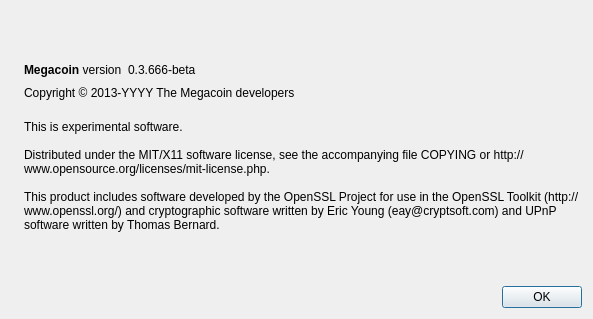
This is src/qt/forms/aboutdialog.ui in LIMXTEC/Megacoin as Qt 5 draws it before an edit. The edited form follows.
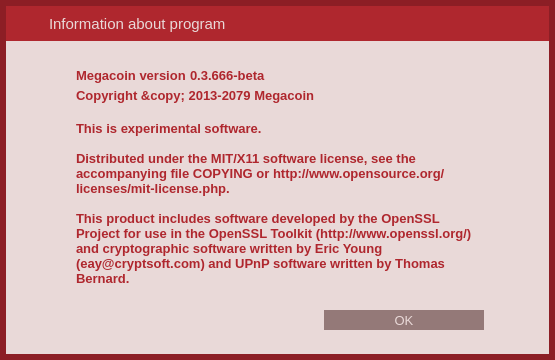
This is the edited form. Icons and pictures are not drawn.

```diff
--- a/src/qt/forms/aboutdialog.ui
+++ b/src/qt/forms/aboutdialog.ui
@@ -6,38 +6,220 @@
    <rect>
     <x>0</x>
     <y>0</y>
-    <width>593</width>
-    <height>319</height>
+    <width>555</width>
+    <height>360</height>
    </rect>
   </property>
+  <property name="minimumSize">
+   <size>
+    <width>555</width>
+    <height>360</height>
+   </size>
+  </property>
+  <property name="maximumSize">
+   <size>
+    <width>555</width>
+    <height>372</height>
+   </size>
+  </property>
   <property name="windowTitle">
    <string>About Megacoin</string>
   </property>
-  <layout class="QHBoxLayout" name="horizontalLayout_2">
+  <property name="styleSheet">
+   <string notr="true">QLabel {
+	color: #AF272E;
+}
+
+QDialog {
+	background-color: rgb(140, 30, 37);
+}
+
+</string>
+  </property>
+  <layout class="QVBoxLayout" name="verticalLayout_2">
+   <property name="spacing">
+    <number>0</number>
+   </property>
+   <property name="margin">
+    <number>6</number>
+   </property>
    <item>
-    <widget class="QLabel" name="label_4">
-     <property name="sizePolicy">
-      <sizepolicy hsizetype="Preferred" vsizetype="Ignored">
-       <horstretch>0</horstretch>
-       <verstretch>0</verstretch>
-      </sizepolicy>
+    <widget class="QFrame" name="frame">
+     <property name="styleSheet">
+      <string notr="true">#frame {
+	background-color: #E9D9D8;
+    border-style:none;
+}</string>
      </property>
-     <property name="pixmap">
-      <pixmap resource="../megacoin.qrc">:/images/about</pixmap>
+     <property name="frameShape">
+      <enum>QFrame::StyledPanel</enum>
      </property>
+     <property name="frameShadow">
+      <enum>QFrame::Raised</enum>
+     </property>
+  <layout class="QVBoxLayout" name="verticalLayout">
+   <property name="spacing">
+    <number>0</number>
+   </property>
+   <property name="margin">
+    <number>0</number>
+   </property>
+   <item>
+    <widget class="QWidget" name="wCaption" native="true">
+     <property name="minimumSize">
+      <size>
+       <width>0</width>
+       <height>35</height>
+      </size>
+     </property>
+     <property name="maximumSize">
+      <size>
+       <width>16777215</width>
+       <height>35</height>
+      </size>
+     </property>
+     <property name="styleSheet">
+      <string notr="true">#wCaption {
+	background-color:  rgb(175, 39, 46);
+}</string>
+     </property>
+     <property name="is_header" stdset="0">
+      <bool>true</bool>
+     </property>
+     <layout class="QHBoxLayout" name="horizontalLayout_19">
+      <property name="margin">
+       <number>0</number>
+      </property>
+      <item>
+       <spacer name="horizontalSpacer_26">
+        <property name="orientation">
+         <enum>Qt::Horizontal</enum>
+        </property>
+        <property name="sizeType">
+         <enum>QSizePolicy::Fixed</enum>
+        </property>
+        <property name="sizeHint" stdset="0">
+         <size>
+          <width>7</width>
+          <height>20</height>
+         </size>
+        </property>
+       </spacer>
+      </item>
+      <item>
+       <widget class="QLabel" name="lbTitleIcon">
+        <property name="sizePolicy">
+         <sizepolicy hsizetype="Preferred" vsizetype="Preferred">
+          <horstretch>0</horstretch>
+          <verstretch>0</verstretch>
+         </sizepolicy>
+        </property>
+        <property name="minimumSize">
+         <size>
+          <width>30</width>
+          <height>30</height>
+         </size>
+        </property>
+        <property name="maximumSize">
+         <size>
+          <width>30</width>
+          <height>30</height>
+         </size>
+        </property>
+        <property name="text">
+         <string/>
+        </property>
+        <property name="pixmap">
+         <pixmap resource="../res.qrc">:/res/logo_small.png</pixmap>
+        </property>
+       </widget>
+      </item>
+      <item>
+       <widget class="QLabel" name="lbTitle">
+        <property name="font">
+         <font>
+          <pointsize>11</pointsize>
+          <stylestrategy>PreferAntialias</stylestrategy>
+         </font>
+        </property>
+        <property name="styleSheet">
+         <string notr="true">QLabel {
+	color: #E9D9D8;
+}</string>
+        </property>
+        <property name="text">
+         <string>Information about program</string>
+        </property>
+       </widget>
+      </item>
+      <item>
+       <widget class="QPushButton" name="bClose">
+        <property name="minimumSize">
+         <size>
+          <width>30</width>
+          <height>30</height>
+         </size>
+        </property>
+        <property name="maximumSize">
+         <size>
+          <width>30</width>
+          <height>30</height>
+         </size>
+        </property>
+        <property name="styleSheet">
+         <string notr="true">QPushButton {	
+	image: url(:/res/close_normal.png);
+	border: 0px solid gray;
+}
+QPushButton:pressed:flat {
+	image: url(:/res/close_normal.png);
+}
+
+QPushButton:hover {
+	image: url(:/res/close_hover.png);
+}</string>
+        </property>
+        <property name="text">
+         <string notr="true"/>
+        </property>
+        <property name="flat">
+         <bool>true</bool>
+        </property>
+       </widget>
+      </item>
+     </layout>
     </widget>
    </item>
    <item>
-    <layout class="QVBoxLayout" name="verticalLayout_2">
+    <spacer name="verticalSpacer">
+     <property name="orientation">
+      <enum>Qt::Vertical</enum>
+     </property>
+     <property name="sizeType">
+      <enum>QSizePolicy::Fixed</enum>
+     </property>
+     <property name="sizeHint" stdset="0">
+      <size>
+       <width>20</width>
+       <height>25</height>
+      </size>
+     </property>
+    </spacer>
+   </item>
+   <item>
+    <layout class="QHBoxLayout" name="horizontalLayout_2">
      <item>
-      <spacer name="verticalSpacer_2">
+      <spacer name="horizontalSpacer5">
        <property name="orientation">
-        <enum>Qt::Vertical</enum>
+        <enum>Qt::Horizontal</enum>
+       </property>
+       <property name="sizeType">
+        <enum>QSizePolicy::Fixed</enum>
        </property>
        <property name="sizeHint" stdset="0">
         <size>
-         <width>20</width>
-         <height>40</height>
+         <width>70</width>
+         <height>20</height>
         </size>
        </property>
       </spacer>
@@ -46,6 +228,13 @@
       <layout class="QHBoxLayout" name="horizontalLayout">
        <item>
         <widget class="QLabel" name="label">
+         <property name="font">
+          <font>
+           <pointsize>10</pointsize>
+           <weight>75</weight>
+           <bold>true</bold>
+          </font>
+         </property>
          <property name="cursor">
           <cursorShape>IBeamCursor</cursorShape>
          </property>
@@ -57,8 +246,31 @@
          </property>
         </widget>
        </item>
+       <item>
+        <spacer name="horizontalSpacer_6">
+         <property name="orientation">
+          <enum>Qt::Horizontal</enum>
+         </property>
+         <property name="sizeType">
+          <enum>QSizePolicy::Fixed</enum>
+         </property>
+         <property name="sizeHint" stdset="0">
+          <size>
+           <width>4</width>
+           <height>20</height>
+          </size>
+         </property>
+        </spacer>
+       </item>
        <item>
         <widget class="QLabel" name="versionLabel">
+         <property name="font">
+          <font>
+           <pointsize>10</pointsize>
+           <weight>75</weight>
+           <bold>true</bold>
+          </font>
+         </property>
          <property name="cursor">
           <cursorShape>IBeamCursor</cursorShape>
          </property>
@@ -86,23 +298,113 @@
       </layout>
      </item>
      <item>
-      <widget class="QLabel" name="copyrightLabel">
-       <property name="cursor">
-        <cursorShape>IBeamCursor</cursorShape>
+      <spacer name="horizontalSpacer_2">
+       <property name="orientation">
+        <enum>Qt::Horizontal</enum>
        </property>
-       <property name="text">
-        <string notr="true">Copyright &amp;copy; 2013-YYYY The Megacoin developers</string>
+       <property name="sizeType">
+        <enum>QSizePolicy::Fixed</enum>
        </property>
-       <property name="textFormat">
-        <enum>Qt::RichText</enum>
+       <property name="sizeHint" stdset="0">
+        <size>
+         <width>65</width>
+         <height>20</height>
+        </size>
        </property>
-       <property name="textInteractionFlags">
-        <set>Qt::LinksAccessibleByMouse|Qt::TextSelectableByKeyboard|Qt::TextSelectableByMouse</set>
+      </spacer>
+     </item>
+    </layout>
+   </item>
+   <item>
+    <layout class="QHBoxLayout" name="horizontalLayout_222">
+     <item>
+      <spacer name="horizontalSpacer555">
+       <property name="orientation">
+        <enum>Qt::Horizontal</enum>
        </property>
-      </widget>
+       <property name="sizeType">
+        <enum>QSizePolicy::Fixed</enum>
+       </property>
+       <property name="sizeHint" stdset="0">
+        <size>
+         <width>70</width>
+         <height>20</height>
+        </size>
+       </property>
+      </spacer>
+     </item>
+     <item>
+      <layout class="QHBoxLayout" name="horizontalLayout_cop2">
+       <item>
+        <widget class="QLabel" name="copyrightLabel">
+         <property name="font">
+          <font>
+           <pointsize>10</pointsize>
+           <weight>75</weight>
+           <bold>true</bold>
+          </font>
+         </property>
+         <property name="cursor">
+          <cursorShape>IBeamCursor</cursorShape>
+         </property>
+         <property name="text">
+          <string notr="true">&lt;html&gt;&lt;head/&gt;&lt;body&gt;&lt;p&gt;Copyright &amp;amp;copy; 2013-2079 Megacoin&lt;/p&gt;&lt;/body&gt;&lt;/html&gt;</string>
+         </property>
+         <property name="textFormat">
+          <enum>Qt::RichText</enum>
+         </property>
+         <property name="textInteractionFlags">
+          <set>Qt::LinksAccessibleByMouse|Qt::TextSelectableByKeyboard|Qt::TextSelectableByMouse</set>
+         </property>
+        </widget>
+       </item>
+      </layout>
+     </item>
+     <item>
+      <spacer name="horizontalSpacer_222">
+       <property name="orientation">
+        <enum>Qt::Horizontal</enum>
+       </property>
+       <property name="sizeType">
+        <enum>QSizePolicy::Fixed</enum>
+       </property>
+       <property name="sizeHint" stdset="0">
+        <size>
+         <width>65</width>
+         <height>20</height>
+        </size>
+       </property>
+      </spacer>
+     </item>
+    </layout>
+   </item>
+   <item>
+    <layout class="QHBoxLayout" name="horizontalLayout_23">
+     <item>
+      <spacer name="horizontalSpacer56">
+       <property name="orientation">
+        <enum>Qt::Horizontal</enum>
+       </property>
+       <property name="sizeType">
+        <enum>QSizePolicy::Fixed</enum>
+       </property>
+       <property name="sizeHint" stdset="0">
+        <size>
+         <width>70</width>
+         <height>20</height>
+        </size>
+       </property>
+      </spacer>
      </item>
      <item>
       <widget class="QLabel" name="label_2">
+       <property name="font">
+        <font>
+         <pointsize>10</pointsize>
+         <weight>75</weight>
+         <bold>true</bold>
+        </font>
+       </property>
        <property name="cursor">
         <cursorShape>IBeamCursor</cursorShape>
        </property>
@@ -123,29 +425,139 @@
       </widget>
      </item>
      <item>
-      <spacer name="verticalSpacer">
+      <spacer name="horizontalSpacer_23">
        <property name="orientation">
-        <enum>Qt::Vertical</enum>
+        <enum>Qt::Horizontal</enum>
+       </property>
+       <property name="sizeType">
+        <enum>QSizePolicy::Fixed</enum>
        </property>
        <property name="sizeHint" stdset="0">
         <size>
-         <width>20</width>
-         <height>40</height>
+         <width>65</width>
+         <height>20</height>
         </size>
        </property>
       </spacer>
      </item>
-     <item>
-      <widget class="QDialogButtonBox" name="buttonBox">
-       <property name="orientation">
-        <enum>Qt::Horizontal</enum>
-       </property>
-       <property name="standardButtons">
-        <set>QDialogButtonBox::Ok</set>
-       </property>
-      </widget>
-     </item>
     </layout>
+   </item>
+   <item>
+    <spacer name="verticalSpacer_3">
+     <property name="orientation">
+      <enum>Qt::Vertical</enum>
+     </property>
+     <property name="sizeType">
+      <enum>QSizePolicy::Expanding</enum>
+     </property>
+     <property name="sizeHint" stdset="0">
+      <size>
+       <width>20</width>
+       <height>20</height>
+      </size>
+     </property>
+    </spacer>
+   </item>
+   <item>
+    <widget class="QWidget" name="wAcceptHolder" native="true">
+     <property name="minimumSize">
+      <size>
+       <width>0</width>
+       <height>20</height>
+      </size>
+     </property>
+     <layout class="QHBoxLayout" name="horizontalLayout">
+      <property name="spacing">
+       <number>0</number>
+      </property>
+      <property name="margin">
+       <number>0</number>
+      </property>
+      <item>
+       <spacer name="horizontalSpacer_3">
+        <property name="orientation">
+         <enum>Qt::Horizontal</enum>
+        </property>
+        <property name="sizeHint" stdset="0">
+         <size>
+          <width>40</width>
+          <height>20</height>
+         </size>
+        </property>
+       </spacer>
+      </item>
+      <item>
+       <widget class="QPushButton" name="bAccept">
+        <property name="font">
+         <font>
+          <pointsize>10</pointsize>
+          <stylestrategy>PreferAntialias</stylestrategy>
+         </font>
+        </property>
+        <property name="styleSheet">
+         <string notr="true">QPushButton {
+	background-color: #947978;
+	color: #E9D9D8;
+	border: 0px solid gray;
+	max-height: 20px;
+	min-height: 20px;
+	max-width: 160px;
+	min-width: 160px;
+}
+
+QPushButton:hover {
+	background-color: #AF272E;
+}
+
+QPushButton:pressed:flat {
+	background-color: #9D0B17;
+}</string>
+        </property>
+        <property name="text">
+         <string>OK</string>
+        </property>
+        <property name="flat">
+         <bool>true</bool>
+        </property>
+       </widget>
+      </item>
+      <item>
+       <spacer name="horizontalSpacer_4">
+        <property name="orientation">
+         <enum>Qt::Horizontal</enum>
+        </property>
+        <property name="sizeType">
+         <enum>QSizePolicy::Fixed</enum>
+        </property>
+        <property name="sizeHint" stdset="0">
+         <size>
+          <width>65</width>
+          <height>20</height>
+         </size>
+        </property>
+       </spacer>
+      </item>
+     </layout>
+    </widget>
+   </item>
+   <item>
+    <spacer name="verticalSpacer_2">
+     <property name="orientation">
+      <enum>Qt::Vertical</enum>
+     </property>
+     <property name="sizeType">
+      <enum>QSizePolicy::Fixed</enum>
+     </property>
+     <property name="sizeHint" stdset="0">
+      <size>
+       <width>20</width>
+       <height>24</height>
+      </size>
+     </property>
+    </spacer>
+   </item>
+  </layout>
+ </widget>
    </item>
   </layout>
  </widget>
```
Left out of the diff: 30 changed lines with no effect on the pictures.
